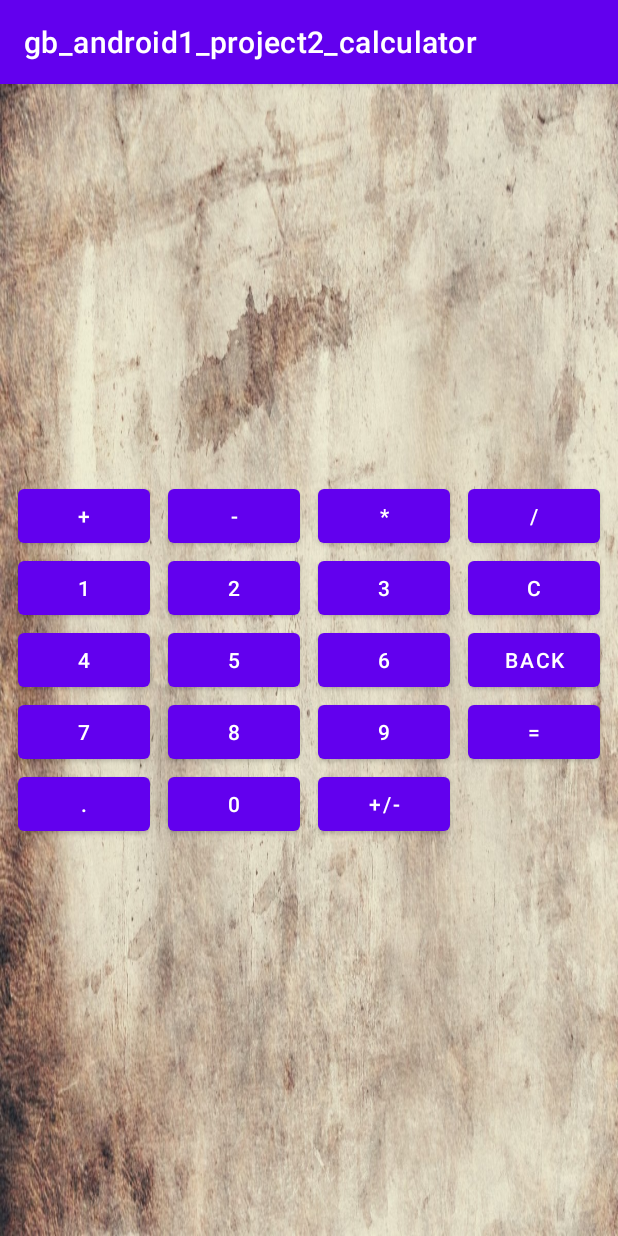
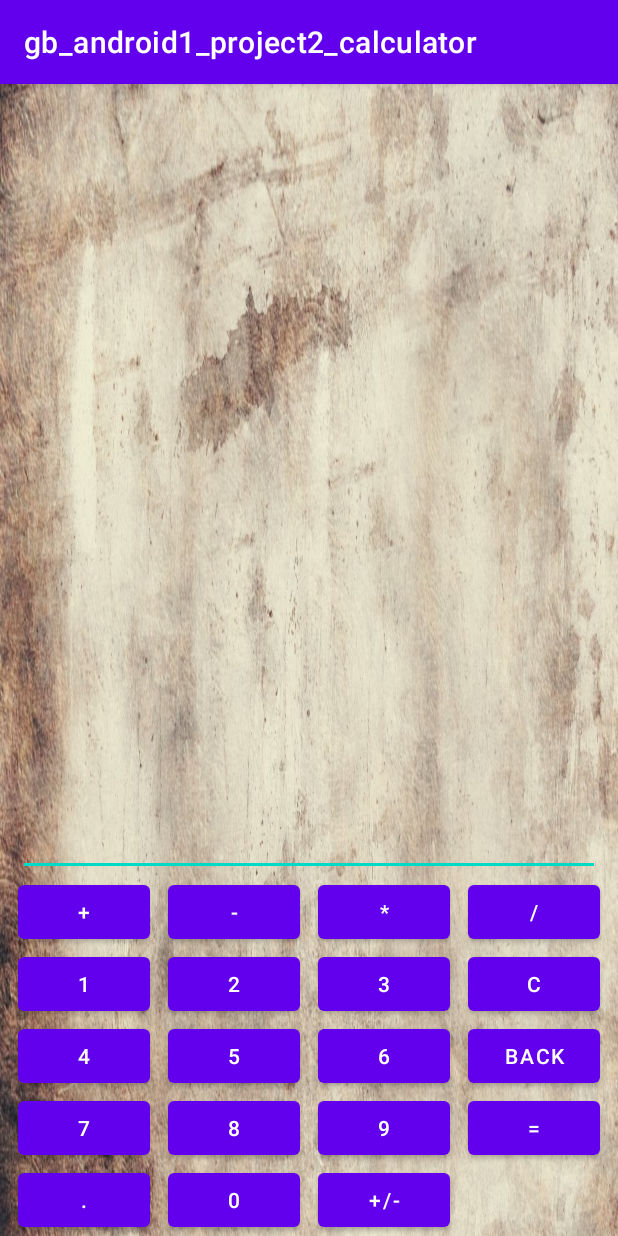
Before and after one commit to bkkn/gb_android1_project2_calculator, an Android app: the screen it shows after launch (MainActivity), on a phone screen of 412 x 824 dp. Run offline under Robolectric (Android 15) with nearby library versions, the phone set to English and light mode, and no system bars.

Commit message:
activity_main.xml updated : looks ugly in horizontal orientation: TextView is out of the visible area! trying to save state: workaround1 TextView->EditView: EditView saves its own state!

```diff
--- a/app/src/main/java/me/bkkn/gb_android1_project2_calculator/MainActivity.java
+++ b/app/src/main/java/me/bkkn/gb_android1_project2_calculator/MainActivity.java
@@ -1,7 +1,9 @@
 package me.bkkn.gb_android1_project2_calculator;
 
+import androidx.annotation.NonNull;
 import androidx.appcompat.app.AppCompatActivity;
 
+import android.content.res.Configuration;
 import android.os.Bundle;
 import android.widget.Button;
 import android.widget.TextView;
@@ -28,6 +30,12 @@ public class MainActivity extends AppCompatActivity {
         initDigitButtons();
         output = findViewById(R.id.screen_edit_text);
         initOperations();
+        initSpecialButtons();
+    }
+
+    @Override
+    public void onConfigurationChanged(@NonNull Configuration newConfig) {
+        super.onConfigurationChanged(newConfig);
     }
 
     private void initDigitButtons() {
@@ -54,7 +62,6 @@ public class MainActivity extends AppCompatActivity {
     }
 
     private void appendResultOfCalculation() {
-
     }
 
     private void initSpecialButtons() {
--- a/app/src/main/res/layout/activity_main.xml
+++ b/app/src/main/res/layout/activity_main.xml
@@ -7,7 +7,7 @@
     android:background="@drawable/background"
     tools:context=".MainActivity">
 
-    <TextView
+    <EditText
         android:id="@+id/screen_edit_text"
         android:layout_width="0dp"
         android:layout_height="0dp"
@@ -137,7 +137,7 @@
         app:layout_constraintBottom_toTopOf="@+id/digit_one_button"
         app:layout_constraintEnd_toStartOf="@+id/minus_button"
         app:layout_constraintStart_toStartOf="parent"
-        app:layout_constraintTop_toTopOf="parent"
+        app:layout_constraintTop_toBottomOf="@id/screen_edit_text"
         app:layout_constraintVertical_chainStyle="packed" />
 
     <Button
@@ -149,7 +149,7 @@
         app:layout_constraintBottom_toTopOf="@+id/digit_two_button"
         app:layout_constraintEnd_toStartOf="@+id/multiply_button"
         app:layout_constraintStart_toEndOf="@+id/plus_button"
-        app:layout_constraintTop_toTopOf="parent" />
+        app:layout_constraintTop_toBottomOf="@id/screen_edit_text" />
 
     <Button
         android:id="@+id/multiply_button"
@@ -159,7 +159,7 @@
         app:layout_constraintBottom_toTopOf="@+id/digit_three_button"
         app:layout_constraintEnd_toStartOf="@+id/divide_button"
         app:layout_constraintStart_toEndOf="@id/minus_button"
-        app:layout_constraintTop_toTopOf="parent"
+        app:layout_constraintTop_toBottomOf="@id/screen_edit_text"
         app:layout_constraintVertical_chainStyle="packed" />
 
     <Button
```
Also changed, not shown: app/src/main/java/me/bkkn/gb_android1_project2_calculator/model/Expression.java (added, +7 -0 lines).
